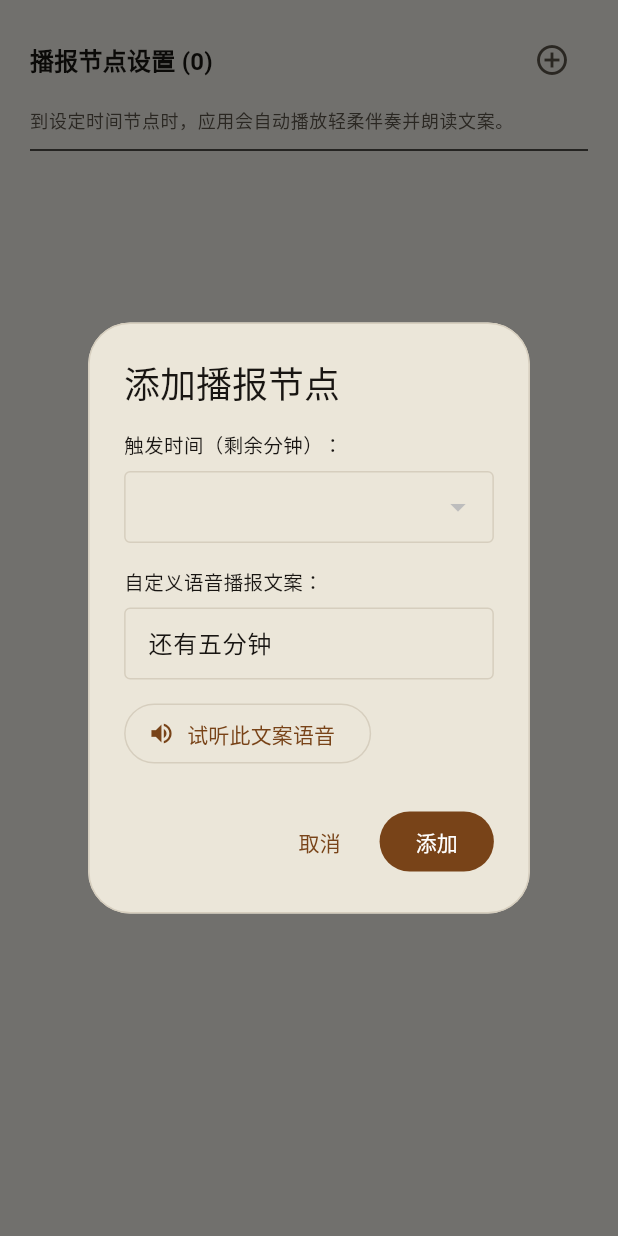
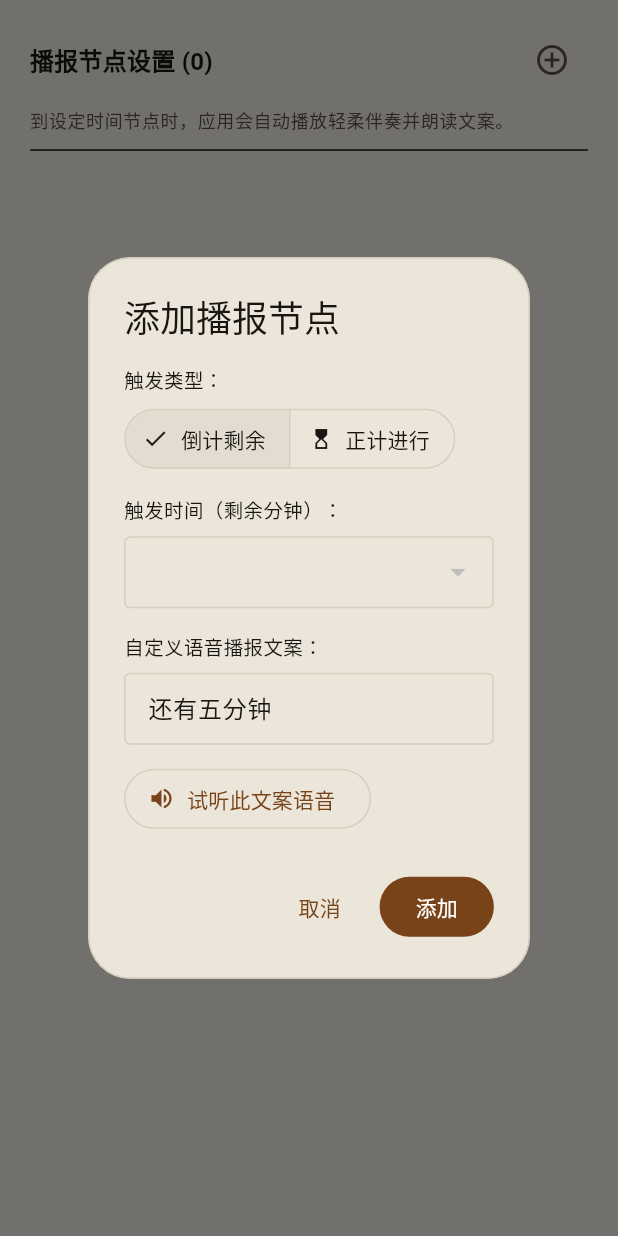
Before and after one commit to SnoozeLee/snooze-dd, a Flutter app: the CheckpointListSheet widget shown alone on an empty page, opened directly with empty values, after a tap on the "add circle outline" icon, on a phone screen of 412 x 824 dp. Run offline on Flutter 3.47's test engine with Material 3 defaults, Android fonts, the phone set to English and light mode, and no system bars; our stand-ins replace audioplayers, flutter_tts, shared_preferences; accounts and stored records are empty.

Commit message:
fix(checkpoints): correct elapsed trigger label and sort checkpoints by execution timeline
- Fix hardcoded '剩余' text in CheckpointListSheet by introducing Checkpoint.formattedTriggerLabel ('已进行至' vs '剩余')
- Implement Checkpoint.getTriggerElapsedSeconds and sort list chronologically by execution time
- Enhance Add Checkpoint dialog to support elapsed and remaining trigger types
- Specs: specs/features/05_checkpoint_display_and_timeline_sorting.spec.md
- Plan: specs/plans/05_checkpoint_display_and_timeline_sorting.plan.md

```diff
--- a/lib/ui/widgets/checkpoint_list_sheet.dart
+++ b/lib/ui/widgets/checkpoint_list_sheet.dart
@@ -42,21 +42,68 @@ class _CheckpointListSheetState extends State<CheckpointListSheet> {
   void initState() {
     super.initState();
     _list = List.from(widget.checkpoints);
+    _sortList();
+  }
+
+  /// 按照运行时间先后顺序升序排列
+  void _sortList() {
+    _list.sort((a, b) => a
+        .getTriggerElapsedSeconds(widget.totalDurationSeconds)
+        .compareTo(b.getTriggerElapsedSeconds(widget.totalDurationSeconds)));
   }
 
   void _showAddDialog() {
     final textController = TextEditingController(text: '还有五分钟');
     int offsetMinutes = 5;
+    CheckpointTriggerType triggerType = CheckpointTriggerType.remaining;
 
     showDialog(
       context: context,
-      builder: (ctx) => AlertDialog(
+      builder: (ctx) => StatefulBuilder(
+        builder: (ctx, setDialogState) => AlertDialog(
           title: const Text('添加播报节点'),
           content: Column(
             mainAxisSize: MainAxisSize.min,
             crossAxisAlignment: CrossAxisAlignment.start,
             children: [
-            const Text('触发时间（剩余分钟）：', style: TextStyle(fontSize: 13)),
+              const Text('触发类型：', style: TextStyle(fontSize: 13)),
+              const SizedBox(height: 6),
+              SegmentedButton<CheckpointTriggerType>(
+                segments: const [
+                  ButtonSegment(
+                    value: CheckpointTriggerType.remaining,
+                    label: Text('倒计剩余'),
+                    icon: Icon(Icons.timer_outlined, size: 16),
+                  ),
+                  ButtonSegment(
+                    value: CheckpointTriggerType.elapsed,
+                    label: Text('正计进行'),
+                    icon: Icon(Icons.hourglass_top, size: 16),
+                  ),
+                ],
+                selected: {triggerType},
+                onSelectionChanged: (set) {
+                  setDialogState(() {
+                    triggerType = set.first;
+                    if (triggerType == CheckpointTriggerType.elapsed) {
+                      if (textController.text == '还有五分钟') {
+                        textController.text = '已经进行五分钟';
+                      }
+                    } else {
+                      if (textController.text == '已经进行五分钟') {
+                        textController.text = '还有五分钟';
+                      }
+                    }
+                  });
+                },
+              ),
+              const SizedBox(height: 14),
+              Text(
+                triggerType == CheckpointTriggerType.remaining
+                    ? '触发时间（剩余分钟）：'
+                    : '触发时间（进行至分钟）：',
+                style: const TextStyle(fontSize: 13),
+              ),
               const SizedBox(height: 8),
               DropdownButtonFormField<int>(
                 initialValue: offsetMinutes,
@@ -68,7 +115,11 @@ class _CheckpointListSheetState extends State<CheckpointListSheet> {
                     .where((m) => m * 60 < widget.totalDurationSeconds)
                     .map((m) => DropdownMenuItem(
                           value: m,
-                        child: Text('剩余 $m 分钟'),
+                          child: Text(
+                            triggerType == CheckpointTriggerType.remaining
+                                ? '剩余 $m 分钟'
+                                : '进行至 $m 分钟',
+                          ),
                         ))
                     .toList(),
                 onChanged: (val) {
@@ -112,12 +163,11 @@ class _CheckpointListSheetState extends State<CheckpointListSheet> {
                     _list.add(
                       Checkpoint.create(
                         offsetSeconds: offsetMinutes * 60,
-                      triggerType: CheckpointTriggerType.remaining,
+                        triggerType: triggerType,
                         announcementText: text,
                       ),
                     );
-                  // 按时间从大到小排序
-                  _list.sort((a, b) => b.offsetSeconds.compareTo(a.offsetSeconds));
+                    _sortList();
                   });
                   widget.onCheckpointsChanged(_list);
                   Navigator.of(ctx).pop();
@@ -126,6 +176,7 @@ class _CheckpointListSheetState extends State<CheckpointListSheet> {
               child: const Text('添加'),
             ),
           ],
+        ),
       ),
     );
   }
@@ -181,11 +232,7 @@ class _CheckpointListSheetState extends State<CheckpointListSheet> {
                     separatorBuilder: (context, index) => const SizedBox(height: 8),
                     itemBuilder: (context, index) {
                       final cp = _list[index];
-                      final mins = cp.offsetSeconds ~/ 60;
-                      final secs = cp.offsetSeconds % 60;
-                      final timeLabel = secs == 0
-                          ? '剩余 $mins 分钟'
-                          : '剩余 $mins 分 $secs 秒';
+                      final timeLabel = cp.formattedTriggerLabel;
 
                       return Card(
                         elevation: 0,
@@ -204,7 +251,7 @@ class _CheckpointListSheetState extends State<CheckpointListSheet> {
                               onUpdated: (updatedCp) {
                                 setState(() {
                                   _list[index] = updatedCp;
-                                  _list.sort((a, b) => b.offsetSeconds.compareTo(a.offsetSeconds));
+                                  _sortList();
                                 });
                                 widget.onCheckpointsChanged(_list);
                               },
```
Also changed, not shown: lib/models/checkpoint.dart (+21 -0 lines), 4 other files. Lines whose indentation alone changed are shown as unchanged.
